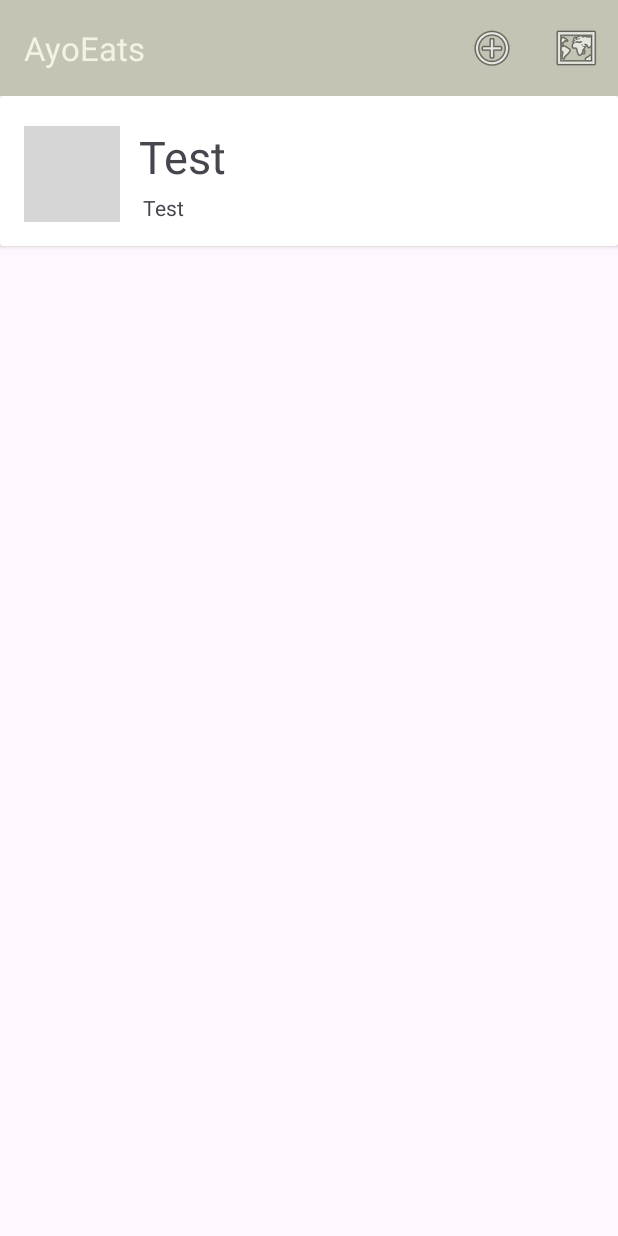
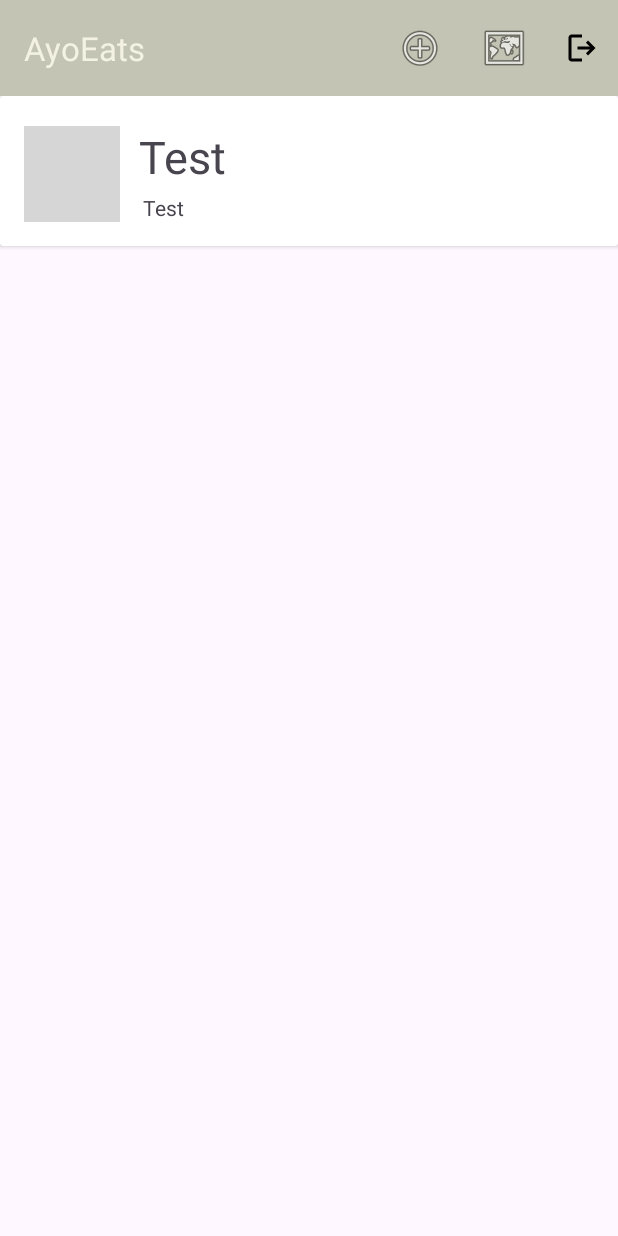
Before and after one commit to ayo-codes/Ayo-Eats-Android, an Android app: the MealLocationListView screen opened directly, with no data from a screen before it, on a phone screen of 412 x 824 dp. Run offline under Robolectric (Android 15) with nearby library versions, the phone set to English and light mode, and no system bars; our stand-ins replace Picasso, Timber; grey boxes are pictures that could not be loaded.

Commit message:
Added User Logout feature and icon

```diff
--- a/app/src/main/java/org/wit/ayoeats/main/MainApp.kt
+++ b/app/src/main/java/org/wit/ayoeats/main/MainApp.kt
@@ -21,6 +21,7 @@ class MainApp : Application() {
     lateinit var mealLocations : MealLocationStore
 
     lateinit var users : UserStore
+     var userLoggedIn : Boolean = false
 
     override fun onCreate() {
         super.onCreate()
@@ -34,6 +35,7 @@ class MainApp : Application() {
 
         users.create(User("john", "doe","trial@trial.com" , "testing" ))
         users.create(User("mary","jane","trial2@trial.com" , "testedtrial" ))
+
     }
 
 
--- a/app/src/main/java/org/wit/ayoeats/ui/login/LoginActivity.kt
+++ b/app/src/main/java/org/wit/ayoeats/ui/login/LoginActivity.kt
@@ -39,7 +39,8 @@ class LoginActivity : AppCompatActivity() {
                 }else {
                     app.users.loginUser(user)
                     i("Button Clicked")
-                    i("added $user to ${app.users}")
+                    i("logged in $user ")
+                    app.userLoggedIn = true
                     val launcherIntent = Intent(this, MealLocationListView::class.java)
                     toMealLocationListIntentLauncher.launch(launcherIntent)
                 }
--- a/app/src/main/java/org/wit/ayoeats/views/meallocation/MealLocationPresenter.kt
+++ b/app/src/main/java/org/wit/ayoeats/views/meallocation/MealLocationPresenter.kt
@@ -22,6 +22,7 @@ class MealLocationPresenter(private val view: MealLocationView) {
     private lateinit var imageIntentLauncher: ActivityResultLauncher<Intent> // image intent launcher
     private lateinit var mapIntentLauncher: ActivityResultLauncher<Intent> // Map intent launcher
 
+
     // var location = Location(6.4281 ,3.4219, 15f )
     var edit = false // this acts as a flag to let us know if we are or aren't in edit mode
 
@@ -34,6 +35,7 @@ class MealLocationPresenter(private val view: MealLocationView) {
         }
         registerImagePickerCallback() // call the image callback
         registerMapCallback() //call the map callback
+
     }
 
     fun doAddOrSave(
@@ -64,6 +66,8 @@ class MealLocationPresenter(private val view: MealLocationView) {
         app.mealLocations.delete(mealLocation)
         view.finish()
     }
+
+
 
     fun doSelectImage() {
         showImagePicker(imageIntentLauncher, view)
@@ -155,4 +159,6 @@ class MealLocationPresenter(private val view: MealLocationView) {
                 Timber.i("Map Loaded")
             }
     }
+
+
 }
--- a/app/src/main/java/org/wit/ayoeats/views/meallocation/MealLocationView.kt
+++ b/app/src/main/java/org/wit/ayoeats/views/meallocation/MealLocationView.kt
@@ -128,6 +128,7 @@ class MealLocationView : AppCompatActivity() {
             R.id.item_cancel -> {
                 presenter.doCancel()
             }
+
         }
         return super.onOptionsItemSelected(item)
     }
--- a/app/src/main/java/org/wit/ayoeats/views/meallocationlist/MealLocationListPresenter.kt
+++ b/app/src/main/java/org/wit/ayoeats/views/meallocationlist/MealLocationListPresenter.kt
@@ -4,22 +4,25 @@ import android.app.Activity
 import android.content.Intent
 import androidx.activity.result.ActivityResultLauncher
 import androidx.activity.result.contract.ActivityResultContracts
-import org.wit.ayoeats.views.meallocationmaps.MealLocationMapsView
 import org.wit.ayoeats.main.MainApp
 import org.wit.ayoeats.models.MealLocationModel
+import org.wit.ayoeats.ui.login.LoginActivity
 import org.wit.ayoeats.views.meallocation.MealLocationView
+import org.wit.ayoeats.views.meallocationmaps.MealLocationMapsView
 
 class MealLocationListPresenter (val view: MealLocationListView) {
 
     var app: MainApp
     private lateinit var refreshIntentLauncher : ActivityResultLauncher<Intent>
     private lateinit var mapIntentLauncher : ActivityResultLauncher<Intent>
+    private lateinit var logoutIntentLauncher : ActivityResultLauncher<Intent> // Logout intent launcher
     private var position: Int = 0
 
     init {
         app = view.application as MainApp
         registerRefreshCallback()
         registerMapCallback()
+        registerLogoutCallback()
     }
 
     // retrieve all meal locations
@@ -46,6 +49,13 @@ class MealLocationListPresenter (val view: MealLocationListView) {
 
     }
 
+    fun doLogout(){
+        app.userLoggedIn = false
+        val launcherIntent = Intent(view, LoginActivity::class.java)
+        logoutIntentLauncher.launch(launcherIntent)
+        view.finish()
+    }
+
     // instantiates the registerForActivityResult, and the .launch method is used in the onMealLocationClickClass ..used for the callback from the edit/add activity
     // this were two different functions in the previous iteration
     private fun registerRefreshCallback() {
@@ -65,4 +75,9 @@ class MealLocationListPresenter (val view: MealLocationListView) {
         mapIntentLauncher = view.registerForActivityResult(ActivityResultContracts.StartActivityForResult())
         { }
     }
+
+    private fun registerLogoutCallback(){
+        logoutIntentLauncher = view.registerForActivityResult(ActivityResultContracts.StartActivityForResult())
+        { }
+    }
 }
--- a/app/src/main/java/org/wit/ayoeats/views/meallocationlist/MealLocationListView.kt
+++ b/app/src/main/java/org/wit/ayoeats/views/meallocationlist/MealLocationListView.kt
@@ -54,6 +54,9 @@ class MealLocationListView : AppCompatActivity() , MealLocationListener {
             R.id.item_map -> {
                 presenter.doShowMealLocationsMap() // calls this in the presenter
             }
+            R.id.item_logout -> {
+                presenter.doLogout()
+            }
         }
         return super.onOptionsItemSelected(item)
     }
--- /dev/null
+++ b/app/src/main/res/drawable/logout_fill0_wght400_grad0_opsz24.xml
@@ -0,0 +1,9 @@
+<vector xmlns:android="http://schemas.android.com/apk/res/android"
+    android:width="24dp"
+    android:height="24dp"
+    android:viewportWidth="960"
+    android:viewportHeight="960">
+  <path
+      android:fillColor="#FF000000"
+      android:pathData="M200,840q-33,0 -56.5,-23.5T120,760v-560q0,-33 23.5,-56.5T200,120h280v80L200,200v560h280v80L200,840ZM640,680 L585,622 687,520L360,520v-80h327L585,338l55,-58 200,200 -200,200Z"/>
+</vector>
--- a/app/src/main/res/menu/menu_main.xml
+++ b/app/src/main/res/menu/menu_main.xml
@@ -11,6 +11,12 @@
     <item
         android:id="@+id/item_map"
         android:icon="@android:drawable/ic_menu_mapmode"
-        android:title="@string/menu_addMealLocation"
+        android:title="@string/title_activity_meal_location_maps"
+        app:showAsAction="always"/>
+
+    <item
+        android:id="@+id/item_logout"
+        android:icon="@drawable/logout_fill0_wght400_grad0_opsz24"
+        android:title="@string/Logout"
         app:showAsAction="always"/>
 </menu>
--- a/app/src/main/res/values/strings.xml
+++ b/app/src/main/res/values/strings.xml
@@ -29,6 +29,7 @@
     <string name="fill_all_fields">You need to fill all fields to proceed</string>
     <string name="wrong_password">Wrong Password Entered</string>
     <string name="user_not_found">Sorry No user exists for that email address</string>
+    <string name="Logout">Logout</string>
     <!-- Strings used for fragments for navigation -->
     <string name="first_fragment_label">First Fragment</string>
     <string name="second_fragment_label">Second Fragment</string>
```
